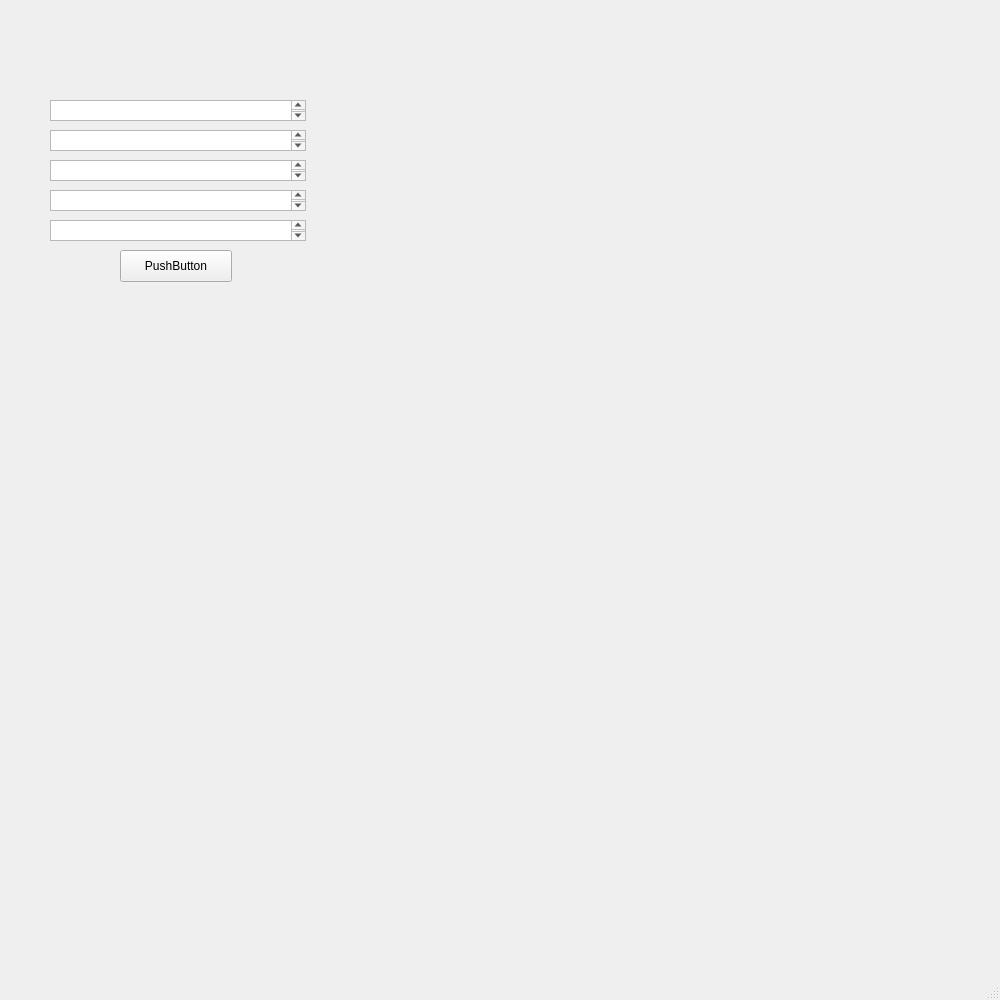
Before: the Qt Designer form mainwindow.ui in filipw01/NetworkScanner, drawn with Qt 5.
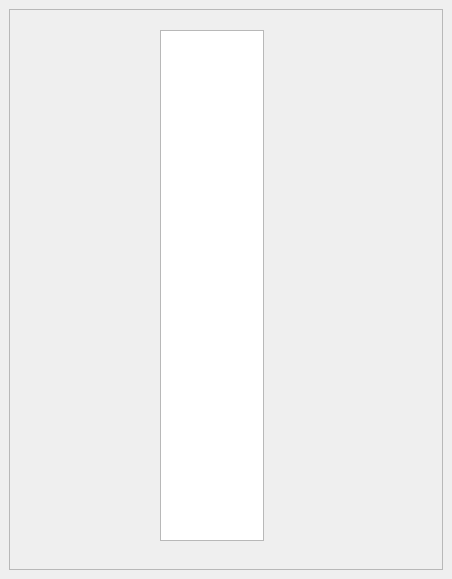
After: the same form once the commit is applied.

Commit message: Show all network cards

What changed in the file:
```diff
--- a/mainwindow.ui
+++ b/mainwindow.ui
@@ -6,95 +6,56 @@
    <rect>
     <x>0</x>
     <y>0</y>
-    <width>1000</width>
-    <height>1000</height>
+    <width>452</width>
+    <height>579</height>
    </rect>
   </property>
   <property name="minimumSize">
    <size>
-    <width>1000</width>
-    <height>1000</height>
+    <width>200</width>
+    <height>200</height>
+   </size>
+  </property>
+  <property name="baseSize">
+   <size>
+    <width>0</width>
+    <height>0</height>
    </size>
   </property>
   <property name="windowTitle">
    <string>MainWindow</string>
   </property>
   <widget class="QWidget" name="centralwidget">
-   <widget class="QPushButton" name="pushButton">
-    <property name="geometry">
-     <rect>
-      <x>120</x>
-      <y>250</y>
-      <width>112</width>
-      <height>32</height>
-     </rect>
-    </property>
-    <property name="text">
-     <string>PushButton</string>
-    </property>
-   </widget>
-   <widget class="QTextBrowser" name="mac">
-    <property name="geometry">
-     <rect>
-      <x>50</x>
-      <y>100</y>
-      <width>256</width>
-      <height>21</height>
-     </rect>
-    </property>
-   </widget>
-   <widget class="QTextBrowser" name="ipv4">
-    <property name="geometry">
-     <rect>
-      <x>50</x>
-      <y>130</y>
-      <width>256</width>
-      <height>21</height>
-     </rect>
-    </property>
-   </widget>
-   <widget class="QTextBrowser" name="netmask">
-    <property name="geometry">
-     <rect>
-      <x>50</x>
-      <y>190</y>
-      <width>256</width>
-      <height>21</height>
-     </rect>
-    </property>
-   </widget>
-   <widget class="QTextBrowser" name="broadcast">
-    <property name="geometry">
-     <rect>
-      <x>50</x>
-      <y>160</y>
-      <width>256</width>
-      <height>21</height>
-     </rect>
-    </property>
-   </widget>
-   <widget class="QTextBrowser" name="status">
-    <property name="geometry">
-     <rect>
-      <x>50</x>
-      <y>220</y>
-      <width>256</width>
-      <height>21</height>
-     </rect>
-    </property>
-   </widget>
+   <layout class="QGridLayout" name="gridLayout">
+    <item row="0" column="0">
+     <widget class="QScrollArea" name="scrollArea">
+      <property name="widgetResizable">
+       <bool>true</bool>
+      </property>
+      <widget class="QWidget" name="scrollAreaWidgetContents_2">
+       <property name="geometry">
+        <rect>
+         <x>0</x>
+         <y>0</y>
+         <width>426</width>
+         <height>553</height>
+        </rect>
+       </property>
+       <widget class="QPlainTextEdit" name="plainTextEdit">
+        <property name="geometry">
+         <rect>
+          <x>150</x>
+          <y>20</y>
+          <width>104</width>
+          <height>511</height>
+         </rect>
+        </property>
+       </widget>
+      </widget>
+     </widget>
+    </item>
+   </layout>
   </widget>
-  <widget class="QMenuBar" name="menubar">
-   <property name="geometry">
-    <rect>
-     <x>0</x>
-     <y>0</y>
-     <width>1000</width>
-     <height>22</height>
-    </rect>
-   </property>
-  </widget>
-  <widget class="QStatusBar" name="statusbar"/>
  </widget>
  <resources/>
  <connections/>
```
The commit also changes 2 other files.
